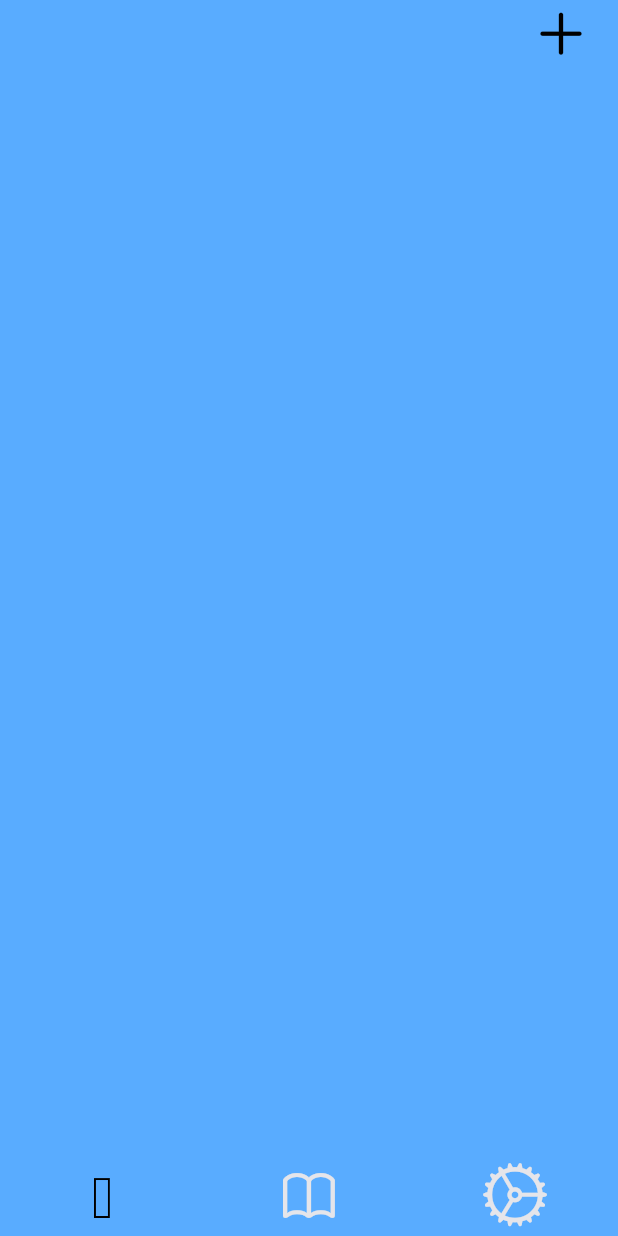
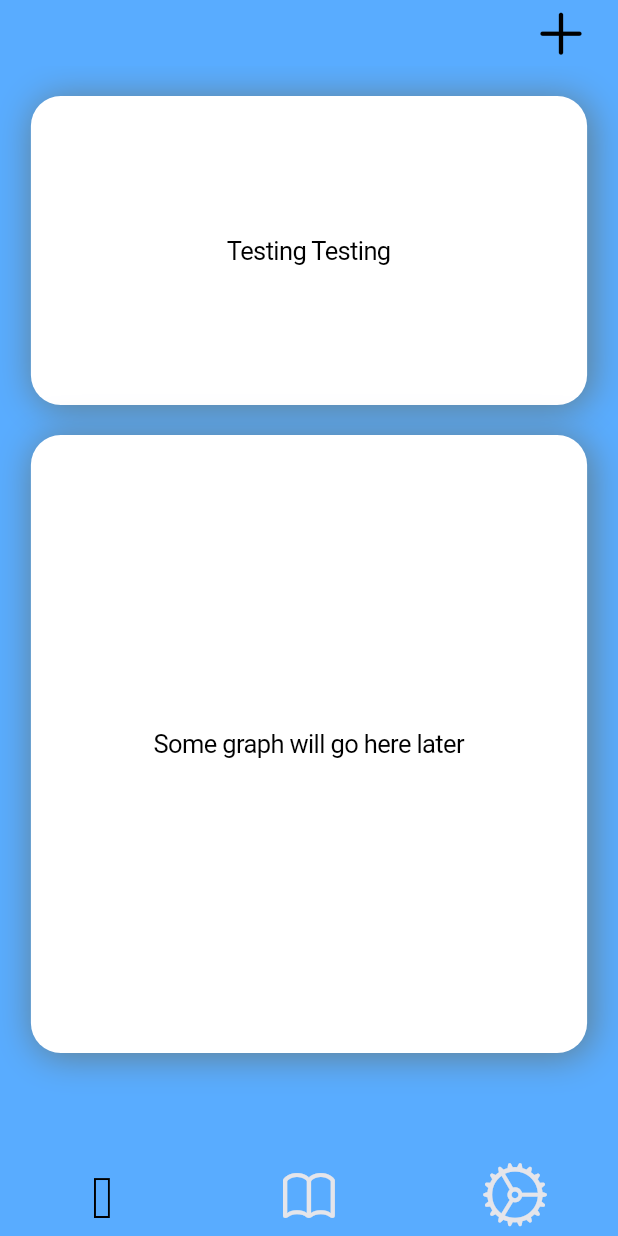
Before and after one commit to shaunsewell/lens-tracker, a Flutter app: the screen it shows after launch, on a phone screen of 412 x 824 dp. Run offline on Flutter 3.47's test engine with Material 2 defaults, Android fonts, the phone set to English and light mode, and no system bars.

Commit message:
add main display cards

```diff
--- a/lib/screens/overview.dart
+++ b/lib/screens/overview.dart
@@ -15,13 +15,71 @@ class OverviewScreen extends StatelessWidget {
           ),
           backgroundColor: Color.fromRGBO(89, 172, 255, 1),
           child: Column(
-            children: [
+            children: [ Padding(
+              padding: const EdgeInsets.only(top: 20),
+              child: Center(
+                child: SizedBox(
+                  width: MediaQuery.of(context).size.width * 0.90,
+                  height: MediaQuery.of(context).size.height * 0.25,
+                  child: Container(
+                    width: MediaQuery.of(context).size.width * 0.90,
+                    height: MediaQuery.of(context).size.height * 0.25,
+                    decoration: BoxDecoration(
+                      color: CupertinoColors.white,
+                      borderRadius: BorderRadius.all(
+                        Radius.circular(20)
+                      ),
+                      boxShadow: <BoxShadow>[
+                        BoxShadow(
+                          color: Colors.blueGrey,
+                          offset: Offset(2.0, 2.0),
+                          blurRadius: 20,
+                        )
+                      ],
+                    ),
+                    child: Center(child:
+                      Text("Testing Testing")
+                    ),
+                  ),
+                ),
+              ),
+            ),
+            Padding(
+              padding: const EdgeInsets.only(top: 20),
+              child: Center(
+                child: SizedBox(
+                  width: MediaQuery.of(context).size.width * 0.90,
+                  height: MediaQuery.of(context).size.height * 0.50,
+                  child: Container(
+                    width: MediaQuery.of(context).size.width * 0.90,
+                    height: MediaQuery.of(context).size.height * 0.50,
+                    decoration: BoxDecoration(
+                      color: CupertinoColors.white,
+                      borderRadius: BorderRadius.all(
+                        Radius.circular(20)
+                      ),
+                      boxShadow: <BoxShadow>[
+                        BoxShadow(
+                          color: Colors.blueGrey,
+                          offset: Offset(2.0, 2.0),
+                          blurRadius: 20,
+                        )
+                      ],
+                    ),
+                    child: Center(child:
+                      Text("Some graph will go here later")
+                    ),
+                  ),
+                ),),
+            )
+
               //Ads
               //Count/Total Time row
               //Graph
               //Button
             ],
-          ));
+          ),
+          );
       },
     );
   }
```
